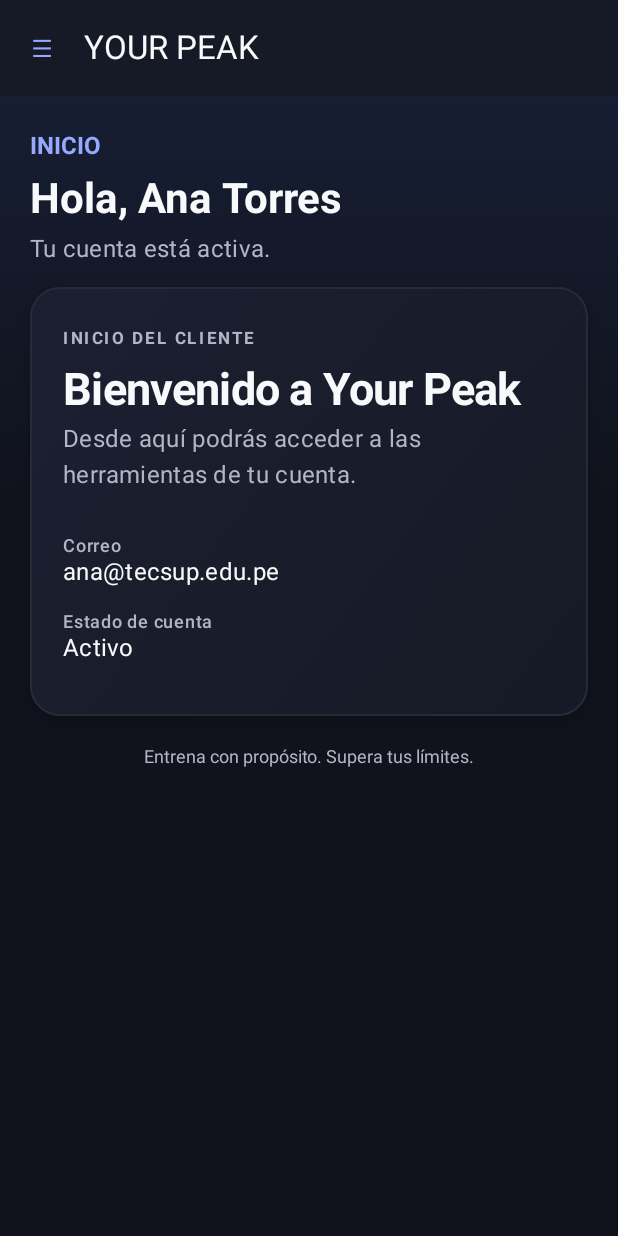
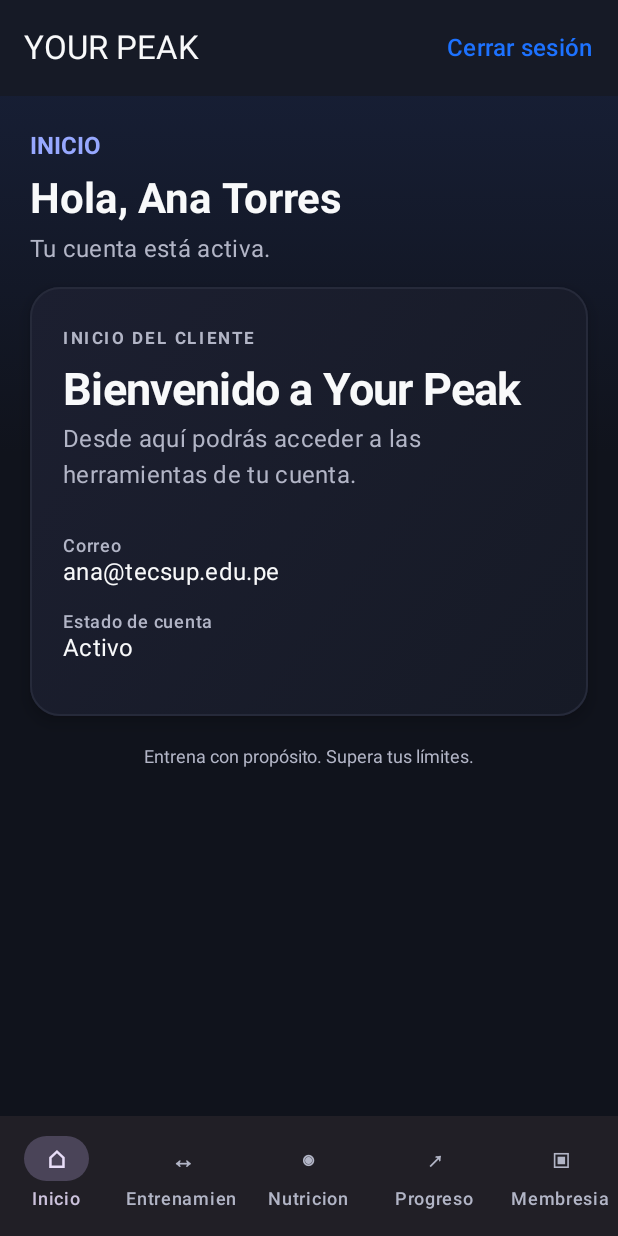
Before and after one commit to fabian-raam/YourPeak, an Android app built with Jetpack Compose: the @Preview function HomePreview, on a phone screen of 412 x 824 dp. Run offline under Robolectric (Android 15) with nearby library versions, the phone set to English and light mode, and no system bars.

Commit message:
Cambiar menu lateral por navegacion inferior

```diff
--- a/Mobile/app/src/main/java/com/ramirez/yourpeak/ui/home/HomeScreen.kt
+++ b/Mobile/app/src/main/java/com/ramirez/yourpeak/ui/home/HomeScreen.kt
@@ -1,30 +1,29 @@
 package com.ramirez.yourpeak.ui.home
 
+import androidx.compose.foundation.horizontalScroll
 import androidx.compose.foundation.layout.Column
+import androidx.compose.foundation.layout.Row
 import androidx.compose.foundation.layout.Spacer
 import androidx.compose.foundation.layout.fillMaxSize
+import androidx.compose.foundation.layout.fillMaxWidth
 import androidx.compose.foundation.layout.height
 import androidx.compose.foundation.layout.padding
 import androidx.compose.foundation.layout.widthIn
 import androidx.compose.foundation.rememberScrollState
 import androidx.compose.foundation.verticalScroll
-import androidx.compose.material3.DrawerValue
 import androidx.compose.material3.ExperimentalMaterial3Api
-import androidx.compose.material3.IconButton
 import androidx.compose.material3.MaterialTheme
-import androidx.compose.material3.ModalNavigationDrawer
+import androidx.compose.material3.NavigationBar
+import androidx.compose.material3.NavigationBarItem
 import androidx.compose.material3.Scaffold
 import androidx.compose.material3.Text
+import androidx.compose.material3.TextButton
 import androidx.compose.material3.TopAppBar
 import androidx.compose.ui.platform.LocalContext
-import androidx.compose.material3.rememberDrawerState
 import androidx.compose.runtime.Composable
 import androidx.compose.runtime.getValue
-import androidx.compose.runtime.rememberCoroutineScope
 import androidx.compose.ui.Alignment
 import androidx.compose.ui.Modifier
-import androidx.compose.ui.semantics.contentDescription
-import androidx.compose.ui.semantics.semantics
 import androidx.compose.ui.text.font.FontWeight
 import androidx.compose.ui.tooling.preview.Preview
 import androidx.compose.ui.unit.dp
@@ -37,7 +36,8 @@ import com.ramirez.yourpeak.ui.components.FondoMarca
 import com.ramirez.yourpeak.ui.components.NotaPie
 import com.ramirez.yourpeak.ui.components.TarjetaAuth
 import com.ramirez.yourpeak.ui.theme.YourPeakTheme
-import kotlinx.coroutines.launch
+
+private val seccionesEntrenamiento = listOf(SeccionCliente.MI_RUTINA, SeccionCliente.EJERCICIOS, SeccionCliente.DISPONIBILIDAD)
 
 @OptIn(ExperimentalMaterial3Api::class)
 @Composable
@@ -48,35 +48,18 @@ fun HomeScreen(
 ) {
     val estado by viewModel.estado.collectAsStateWithLifecycle()
     val app = LocalContext.current.applicationContext as? YourPeakApp
-    val drawerState = rememberDrawerState(initialValue = DrawerValue.Closed)
-    val scope = rememberCoroutineScope()
 
-    ModalNavigationDrawer(
-        drawerState = drawerState,
-        drawerContent = {
-            MenuLateralCliente(
-                usuario = usuario,
-                seccionSeleccionada = estado.seccionSeleccionada,
-                alSeleccionar = { seccion ->
-                    viewModel.seleccionarSeccion(seccion)
-                    scope.launch { drawerState.close() }
-                },
-                alCerrarSesion = alCerrarSesion
-            )
-        }
-    ) {
     Scaffold(
         topBar = {
             TopAppBar(
                 title = { Text("YOUR PEAK") },
-                    navigationIcon = {
-                        IconButton(
-                            onClick = { scope.launch { drawerState.open() } },
-                            modifier = Modifier.semantics { contentDescription = "Abrir menú lateral" }
-                        ) {
-                            Text("☰", color = MaterialTheme.colorScheme.tertiary)
-                        }
-                    }
+                actions = { TextButton(onClick = alCerrarSesion) { Text("Cerrar sesión") } }
+            )
+        },
+        bottomBar = {
+            NavegacionPrincipal(
+                seccionSeleccionada = estado.seccionSeleccionada,
+                alSeleccionar = viewModel::seleccionarSeccion
             )
         },
         containerColor = MaterialTheme.colorScheme.background
@@ -109,6 +92,13 @@ fun HomeScreen(
                         color = MaterialTheme.colorScheme.onSurfaceVariant,
                         modifier = Modifier.padding(top = 6.dp, bottom = 16.dp)
                     )
+                    if ((estado.seccionSeleccionada in seccionesEntrenamiento)) {
+                        NavegacionEntrenamiento(
+                            seccionSeleccionada = estado.seccionSeleccionada,
+                            alSeleccionar = viewModel::seleccionarSeccion
+                        )
+                        Spacer(Modifier.height(12.dp))
+                    }
                     TarjetaAuth {
                         ContenidoSeccion(
                             seccion = estado.seccionSeleccionada,
@@ -130,8 +120,58 @@ fun HomeScreen(
         }
     }
 }
+
+/** Bottom navigation for the five main client sections. */
+@Composable
+private fun NavegacionPrincipal(
+    seccionSeleccionada: SeccionCliente,
+    alSeleccionar: (SeccionCliente) -> Unit
+) {
+    val entrenamientoSeleccionado = seccionSeleccionada in seccionesEntrenamiento
+    val destinos = listOf(
+        Triple(SeccionCliente.INICIO, "\u2302", "Inicio"),
+        Triple(SeccionCliente.MI_RUTINA, "\u2194", "Entrenamiento"),
+        Triple(SeccionCliente.NUTRICION, "\u25c9", "Nutricion"),
+        Triple(SeccionCliente.PROGRESO, "\u2197", "Progreso"),
+        Triple(SeccionCliente.MEMBRESIA, "\u25a3", "Membresia")
+    )
+
+    NavigationBar {
+        destinos.forEach { (seccion, simbolo, etiqueta) ->
+            val seleccionado = if (seccion == SeccionCliente.MI_RUTINA) {
+                entrenamientoSeleccionado
+            } else seccionSeleccionada == seccion
+            NavigationBarItem(
+                selected = seleccionado,
+                onClick = { alSeleccionar(seccion) },
+                icon = { Text(simbolo, style = MaterialTheme.typography.titleMedium) },
+                label = { Text(etiqueta, maxLines = 1) }
+            )
         }
-
+    }
+}
+/** Conserva Mi rutina, Ejercicios y Disponibilidad como destinos internos de Entrenamiento. */
+@Composable
+private fun NavegacionEntrenamiento(
+    seccionSeleccionada: SeccionCliente,
+    alSeleccionar: (SeccionCliente) -> Unit
+) {
+    Row(
+        modifier = Modifier.fillMaxWidth().horizontalScroll(rememberScrollState()),
+        verticalAlignment = Alignment.CenterVertically
+    ) {
+        seccionesEntrenamiento.forEach { seccion ->
+            TextButton(onClick = { alSeleccionar(seccion) }) {
+                Text(
+                    text = seccion.titulo,
+                    color = if (seccion == seccionSeleccionada) MaterialTheme.colorScheme.primary
+                    else MaterialTheme.colorScheme.onSurfaceVariant,
+                    fontWeight = if (seccion == seccionSeleccionada) FontWeight.Bold else FontWeight.Normal
+                )
+            }
+        }
+    }
+}
 @Composable
 private fun ContenidoSeccion(
     seccion: SeccionCliente,
--- a/Mobile/app/src/main/java/com/ramirez/yourpeak/ui/home/MenuLateralCliente.kt
+++ /dev/null
@@ -1,89 +0,0 @@
-package com.ramirez.yourpeak.ui.home
-
-import androidx.compose.foundation.layout.Column
-import androidx.compose.foundation.layout.Spacer
-import androidx.compose.foundation.layout.fillMaxWidth
-import androidx.compose.foundation.layout.padding
-import androidx.compose.foundation.layout.height
-import androidx.compose.material3.HorizontalDivider
-import androidx.compose.material3.MaterialTheme
-import androidx.compose.material3.ModalDrawerSheet
-import androidx.compose.material3.NavigationDrawerItem
-import androidx.compose.material3.Text
-import androidx.compose.runtime.Composable
-import androidx.compose.ui.Modifier
-import androidx.compose.ui.text.font.FontWeight
-import androidx.compose.ui.unit.dp
-import com.ramirez.yourpeak.data.model.LoginResponse
-import com.ramirez.yourpeak.ui.components.MarcaYourPeak
-
-@Composable
-fun MenuLateralCliente(
-    usuario: LoginResponse,
-    seccionSeleccionada: SeccionCliente,
-    alSeleccionar: (SeccionCliente) -> Unit,
-    alCerrarSesion: () -> Unit
-) {
-    ModalDrawerSheet {
-        Column(Modifier.fillMaxWidth().padding(horizontal = 16.dp, vertical = 20.dp)) {
-            MarcaYourPeak(conLema = false)
-            Spacer(Modifier.height(24.dp))
-            Text(
-                text = listOfNotNull(usuario.nombre, usuario.apellido).joinToString(" "),
-                style = MaterialTheme.typography.titleMedium,
-                color = MaterialTheme.colorScheme.onSurface,
-                fontWeight = FontWeight.SemiBold
-            )
-            Text(
-                text = usuario.correo.orEmpty(),
-                style = MaterialTheme.typography.bodySmall,
-                color = MaterialTheme.colorScheme.onSurfaceVariant
-            )
-            Spacer(Modifier.height(18.dp))
-            HorizontalDivider(color = MaterialTheme.colorScheme.outlineVariant)
-        }
-
-        NavigationDrawerItem(
-            label = { Text(SeccionCliente.INICIO.titulo) },
-            selected = seccionSeleccionada == SeccionCliente.INICIO,
-            onClick = { alSeleccionar(SeccionCliente.INICIO) },
-            modifier = Modifier.padding(horizontal = 12.dp)
-        )
-        Text(
-            text = "Entrenamiento",
-            modifier = Modifier.padding(start = 28.dp, top = 14.dp, bottom = 4.dp),
-            style = MaterialTheme.typography.labelMedium,
-            color = MaterialTheme.colorScheme.onSurfaceVariant
-        )
-        listOf(SeccionCliente.MI_RUTINA, SeccionCliente.EJERCICIOS, SeccionCliente.DISPONIBILIDAD)
-            .forEach { seccion ->
-                NavigationDrawerItem(
-                    label = { Text(seccion.titulo) },
-                    selected = seccionSeleccionada == seccion,
-                    onClick = { alSeleccionar(seccion) },
-                    modifier = Modifier.padding(start = 24.dp, end = 12.dp)
-                )
-            }
-        listOf(SeccionCliente.NUTRICION, SeccionCliente.PROGRESO, SeccionCliente.MEMBRESIA)
-            .forEach { seccion ->
-                NavigationDrawerItem(
-                    label = { Text(seccion.titulo) },
-                    selected = seccionSeleccionada == seccion,
-                    onClick = { alSeleccionar(seccion) },
-                    modifier = Modifier.padding(horizontal = 12.dp)
-                )
-            }
-
-        Spacer(Modifier.weight(1f))
-        HorizontalDivider(
-            modifier = Modifier.padding(horizontal = 16.dp, vertical = 8.dp),
-            color = MaterialTheme.colorScheme.outlineVariant
-        )
-        NavigationDrawerItem(
-            label = { Text("Cerrar sesión") },
-            selected = false,
-            onClick = alCerrarSesion,
-            modifier = Modifier.padding(horizontal = 12.dp, vertical = 4.dp)
-        )
-    }
-}
```
Lines whose indentation alone changed are shown as unchanged.
